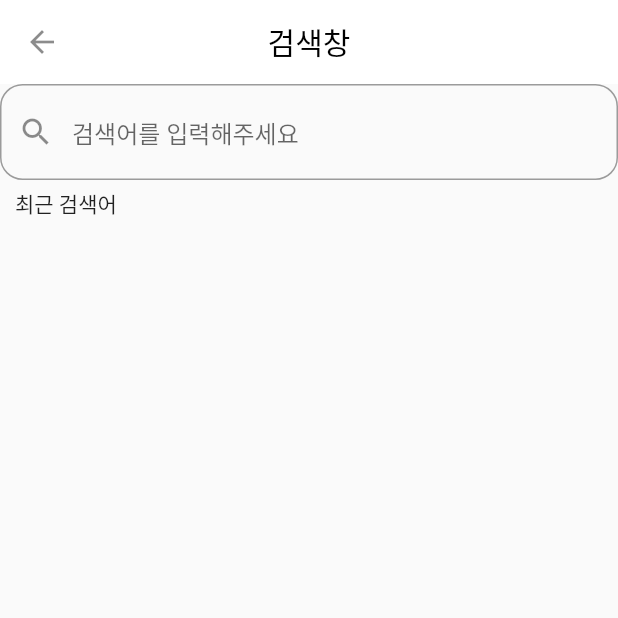
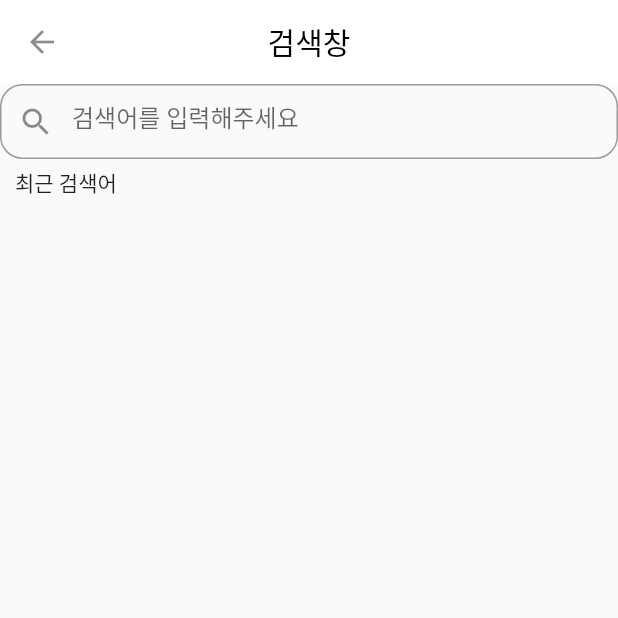
Before and after one commit to hyun0914/flutterfirstapp, a Flutter app: the screen it shows after launch, after a tap on "통합검색", on a phone screen of 412 x 824 dp, the top half of it. Run offline on Flutter 3.47's test engine with Material 2 defaults, Android fonts, the phone set to English and light mode, and no system bars; our stand-ins replace connectivity_plus, dotted_border, flutter_native_splash, fluttertoast, image_picker, smooth_page_indicator; missing offline and left inert: mailer.

Commit message:
SmoothPageIndicator 속성으로 커스텀 코드 추가 코드 수정

```diff
--- a/flutterfirstapp/lib/screen/banner/banner_page.dart
+++ b/flutterfirstapp/lib/screen/banner/banner_page.dart
@@ -75,13 +75,18 @@ class _BannerPageState extends State<BannerPage> {
               ),
             ),
           ),
-          const SizedBox(height: 8,),
+          const SizedBox(height: 12,),
           SmoothPageIndicator(
             onDotClicked: (index){ controller.jumpToPage(index); },
             controller: controller,  // PageController
             count:  widget.imgList.length,
             textDirection: TextDirection.ltr,
-            effect: const ExpandingDotsEffect(),
+            effect: const ExpandingDotsEffect(
+              dotWidth: 10,
+              dotHeight: 8,
+              dotColor: Colors.grey,
+              activeDotColor: Colors.green
+            ),
           ),
         ],
       ),
--- a/flutterfirstapp/lib/screen/search/search_page.dart
+++ b/flutterfirstapp/lib/screen/search/search_page.dart
@@ -22,7 +22,9 @@ class _SearchPageState extends State<SearchPage> {
       title: '검색창',
       topIcon: null,
       children: [
-          TextFormField(
+          SizedBox(
+            height: 50,
+            child: TextFormField(
               controller: _contentcontroller,
               decoration: InputDecoration(
                 prefixIcon: Icon(Icons.search),
@@ -35,6 +37,7 @@ class _SearchPageState extends State<SearchPage> {
                 Navigator.of(context).push(MaterialPageRoute(builder: (context) => SearchNextPage(get_test: _contentcontroller.text,)));
                 print('Testgo');
               },
+            ),
           ),
           SizedBox(height: 5,),
           Padding(
```
Lines whose indentation alone changed are shown as unchanged.
